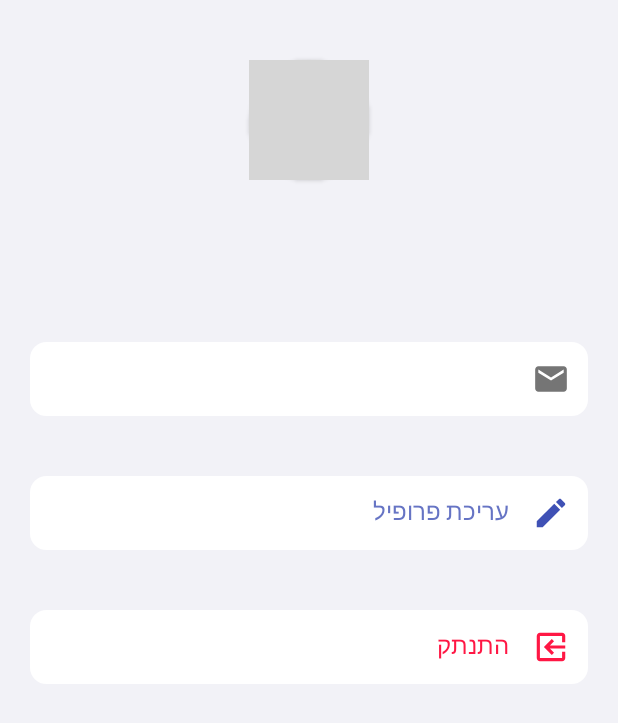
After one commit to UMenashe/Share-me, an Android app: the user_page screen opened directly, with no data from a screen before it, on a phone screen of 412 x 824 dp. The commit adds this screen. Shown: the top 723 px of the screen. Run offline under Robolectric (Android 15) with nearby library versions, the phone set to English and light mode, and no system bars; our stand-ins replace Firebase (no records; nobody signed in at launch, a user with empty details on screens opened directly), Picasso; grey boxes are pictures that could not be loaded.

```diff
--- a/app/src/main/AndroidManifest.xml
+++ b/app/src/main/AndroidManifest.xml
@@ -9,6 +9,9 @@
         android:roundIcon="@mipmap/ic_launcher_round"
         android:supportsRtl="true"
         android:theme="@style/Theme.ShareMe">
+        <activity
+            android:name=".user_page"
+            android:exported="false" />
         <activity
             android:name=".list_display"
             android:exported="false" />
--- /dev/null
+++ b/app/src/main/java/com/example/shareme/user_page.java
@@ -0,0 +1,58 @@
+package com.example.shareme;
+
+import androidx.appcompat.app.AppCompatActivity;
+
+import android.os.Bundle;
+import android.view.View;
+import android.widget.ImageView;
+import android.widget.LinearLayout;
+import android.widget.TextView;
+import android.widget.Toast;
+
+import com.google.firebase.auth.FirebaseAuth;
+import com.google.firebase.auth.FirebaseUser;
+import com.squareup.picasso.Picasso;
+
+public class user_page extends AppCompatActivity implements View.OnClickListener {
+
+    FirebaseAuth mAuth;
+    FirebaseUser currentUser;
+    TextView username,useremail;
+    ImageView userImage;
+    LinearLayout btnedit,btnlogout;
+    @Override
+    protected void onCreate(Bundle savedInstanceState) {
+        super.onCreate(savedInstanceState);
+        setContentView(R.layout.activity_user_page);
+        if (getSupportActionBar() != null) {
+            getSupportActionBar().hide();
+        }
+
+        mAuth = FirebaseAuth.getInstance();
+        currentUser = mAuth.getCurrentUser();
+        username = findViewById(R.id.username);
+        useremail = findViewById(R.id.useremail);
+        userImage = findViewById(R.id.userImage);
+        btnlogout = findViewById(R.id.btnlogout);
+        btnedit = findViewById(R.id.btnedit);
+        btnedit.setOnClickListener(this);
+        btnlogout.setOnClickListener(this);
+        username.setText(currentUser.getDisplayName());
+        useremail.setText(currentUser.getEmail());
+        Picasso.get().load(currentUser.getPhotoUrl()).into(userImage);
+    }
+
+    public void userLogout(){
+        mAuth.signOut();
+    }
+
+    @Override
+    public void onClick(View v) {
+        if(v == btnedit){
+            Toast.makeText(this,"btnedit", Toast.LENGTH_SHORT).show();
+        }
+        if (v == btnlogout){
+            userLogout();
+        }
+    }
+}
--- /dev/null
+++ b/app/src/main/res/drawable/ic_baseline_email_24.xml
@@ -0,0 +1,5 @@
+<vector android:autoMirrored="true" android:height="24dp"
+    android:tint="?attr/colorControlNormal" android:viewportHeight="24"
+    android:viewportWidth="24" android:width="24dp" xmlns:android="http://schemas.android.com/apk/res/android">
+    <path android:fillColor="@android:color/white" android:pathData="M20,4L4,4c-1.1,0 -1.99,0.9 -1.99,2L2,18c0,1.1 0.9,2 2,2h16c1.1,0 2,-0.9 2,-2L22,6c0,-1.1 -0.9,-2 -2,-2zM20,8l-8,5 -8,-5L4,6l8,5 8,-5v2z"/>
+</vector>
--- /dev/null
+++ b/app/src/main/res/drawable/ic_baseline_logout.xml
@@ -0,0 +1,5 @@
+<vector android:autoMirrored="true" android:height="24dp"
+    android:tint="?attr/colorControlNormal" android:viewportHeight="24"
+    android:viewportWidth="24" android:width="24dp" xmlns:android="http://schemas.android.com/apk/res/android">
+    <path android:fillColor="@android:color/white" android:pathData="M10.09,15.59L11.5,17l5,-5 -5,-5 -1.41,1.41L12.67,11H3v2h9.67l-2.58,2.59zM19,3H5c-1.11,0 -2,0.9 -2,2v4h2V5h14v14H5v-4H3v4c0,1.1 0.89,2 2,2h14c1.1,0 2,-0.9 2,-2V5c0,-1.1 -0.9,-2 -2,-2z"/>
+</vector>
--- /dev/null
+++ b/app/src/main/res/drawable/ic_baseline_share_24.xml
@@ -0,0 +1,5 @@
+<vector android:autoMirrored="true" android:height="24dp"
+    android:tint="?attr/colorControlNormal" android:viewportHeight="24"
+    android:viewportWidth="24" android:width="24dp" xmlns:android="http://schemas.android.com/apk/res/android">
+    <path android:fillColor="@android:color/white" android:pathData="M18,16.08c-0.76,0 -1.44,0.3 -1.96,0.77L8.91,12.7c0.05,-0.23 0.09,-0.46 0.09,-0.7s-0.04,-0.47 -0.09,-0.7l7.05,-4.11c0.54,0.5 1.25,0.81 2.04,0.81 1.66,0 3,-1.34 3,-3s-1.34,-3 -3,-3 -3,1.34 -3,3c0,0.24 0.04,0.47 0.09,0.7L8.04,9.81C7.5,9.31 6.79,9 6,9c-1.66,0 -3,1.34 -3,3s1.34,3 3,3c0.79,0 1.5,-0.31 2.04,-0.81l7.12,4.16c-0.05,0.21 -0.08,0.43 -0.08,0.65 0,1.61 1.31,2.92 2.92,2.92 1.61,0 2.92,-1.31 2.92,-2.92s-1.31,-2.92 -2.92,-2.92z"/>
+</vector>
--- /dev/null
+++ b/app/src/main/res/drawable/ic_baseline_supervisor_account_24.xml
@@ -0,0 +1,5 @@
+<vector android:autoMirrored="true" android:height="24dp"
+    android:tint="?attr/colorControlNormal" android:viewportHeight="24"
+    android:viewportWidth="24" android:width="24dp" xmlns:android="http://schemas.android.com/apk/res/android">
+    <path android:fillColor="@android:color/white" android:pathData="M16.5,12c1.38,0 2.49,-1.12 2.49,-2.5S17.88,7 16.5,7C15.12,7 14,8.12 14,9.5s1.12,2.5 2.5,2.5zM9,11c1.66,0 2.99,-1.34 2.99,-3S10.66,5 9,5C7.34,5 6,6.34 6,8s1.34,3 3,3zM16.5,14c-1.83,0 -5.5,0.92 -5.5,2.75L11,19h11v-2.25c0,-1.83 -3.67,-2.75 -5.5,-2.75zM9,13c-2.33,0 -7,1.17 -7,3.5L2,19h7v-2.25c0,-0.85 0.33,-2.34 2.37,-3.47C10.5,13.1 9.66,13 9,13z"/>
+</vector>
--- a/app/src/main/res/layout/activity_list_display.xml
+++ b/app/src/main/res/layout/activity_list_display.xml
@@ -17,6 +17,7 @@
             app:navigationIcon="?attr/actionModeCloseDrawable"
             app:title="my list"
             app:subtitle="last update 18:24"
+            app:menu="@menu/top_app_bar"
             app:subtitleCentered="true"
             app:titleCentered="true"
             style="@style/Widget.MaterialComponents.Toolbar.PrimarySurface"
--- /dev/null
+++ b/app/src/main/res/layout/activity_user_page.xml
@@ -0,0 +1,139 @@
+<?xml version="1.0" encoding="utf-8"?>
+<androidx.constraintlayout.widget.ConstraintLayout xmlns:android="http://schemas.android.com/apk/res/android"
+    xmlns:app="http://schemas.android.com/apk/res-auto"
+    xmlns:tools="http://schemas.android.com/tools"
+    android:layout_width="match_parent"
+    android:layout_height="match_parent"
+    tools:context=".user_page">
+
+    <LinearLayout
+        android:layout_width="match_parent"
+        android:layout_height="match_parent"
+        android:background="#f2f2f7"
+        android:orientation="vertical">
+        <androidx.cardview.widget.CardView
+            android:layout_width="80dp"
+            android:layout_height="80dp"
+            android:elevation="12dp"
+            android:layout_marginTop="40dp"
+            android:layout_gravity="center"
+            app:cardCornerRadius="40dp"
+            android:layout_centerHorizontal="true">
+            <ImageView
+                android:id="@+id/userImage"
+                android:layout_width="match_parent"
+                android:layout_height="match_parent"
+                android:layout_gravity="center"
+                android:src="@drawable/userprofile"
+                />
+        </androidx.cardview.widget.CardView>
+
+        <TextView
+            android:id="@+id/username"
+            android:layout_width="wrap_content"
+            android:layout_gravity="center"
+            android:layout_margin="25dp"
+            android:layout_height="wrap_content"
+            android:textStyle="bold"
+            android:textSize="20dp"
+            android:text="TextView" />
+
+        <LinearLayout
+            android:layout_width= "match_parent"
+            android:layout_height="wrap_content"
+            android:background="@drawable/shaperadius"
+            android:layout_marginHorizontal="20dp"
+            android:layout_marginVertical="30dp"
+            android:backgroundTintMode="screen"
+            android:backgroundTint="@color/white"
+            android:gravity="center_vertical"
+            android:layoutDirection="rtl"
+            android:orientation="horizontal"
+            android:padding="12dp">
+
+            <ImageView
+                android:layout_width="25dp"
+                android:layout_height="25dp"
+                android:tint="@color/gray_600"
+                android:contentDescription="share"
+                android:src="@drawable/ic_baseline_email_24"
+                tools:ignore="UseAppTint" />
+
+            <TextView
+                android:layout_width="wrap_content"
+                android:layout_height="match_parent"
+                android:id="@+id/useremail"
+                android:layout_marginStart="15dp"
+                android:layout_marginEnd="25dp"
+                android:text="example@gmail.com"
+                android:textColor="@color/gray_600"
+                android:textSize="15sp"/>
+        </LinearLayout>
+        <LinearLayout
+            android:layout_width= "match_parent"
+            android:layout_height="wrap_content"
+            android:id="@+id/btnedit"
+            android:background="@drawable/shaperadius"
+            android:backgroundTintMode="screen"
+            android:backgroundTint="@color/white"
+            android:layout_marginVertical="10dp"
+            android:layout_marginHorizontal="20dp"
+            android:clickable="true"
+            android:focusable="true"
+            android:gravity="center_vertical"
+            android:layoutDirection="rtl"
+            android:orientation="horizontal"
+            android:padding="12dp">
+
+            <ImageView
+                android:layout_width="25dp"
+                android:layout_height="25dp"
+                android:tint="#3F51B5"
+                android:contentDescription="share"
+                android:src="@drawable/ic_baseline_edit_24"
+                tools:ignore="UseAppTint" />
+
+            <TextView
+                android:layout_width="wrap_content"
+                android:layout_height="match_parent"
+                android:layout_marginStart="15dp"
+                android:layout_marginEnd="25dp"
+                android:text="עריכת פרופיל"
+                android:textColor="#CB3F51B5"
+                android:textSize="16sp"/>
+        </LinearLayout>
+
+        <LinearLayout
+            android:layout_width= "match_parent"
+            android:layout_height="wrap_content"
+            android:background="@drawable/shaperadius"
+            android:backgroundTintMode="screen"
+            android:id="@+id/btnlogout"
+            android:backgroundTint="@color/white"
+            android:layout_marginVertical="30dp"
+            android:layout_marginHorizontal="20dp"
+            android:clickable="true"
+            android:focusable="true"
+            android:layoutDirection="rtl"
+            android:orientation="horizontal"
+            android:padding="12dp">
+
+            <ImageView
+                android:layout_width="25dp"
+                android:layout_height="25dp"
+                android:tint="#FF1744"
+                android:contentDescription="share"
+                android:src="@drawable/ic_baseline_logout"
+                tools:ignore="UseAppTint" />
+
+            <TextView
+                android:layout_width="wrap_content"
+                android:layout_height="match_parent"
+                android:layout_marginStart="15dp"
+                android:layout_marginEnd="25dp"
+                android:text="התנתק"
+                android:textColor="#FF1744"
+                android:textSize="16sp"/>
+        </LinearLayout>
+    </LinearLayout>
+</androidx.constraintlayout.widget.ConstraintLayout>
```
Also changed, not shown: app/src/main/java/com/example/shareme/MainActivity.java (+12 -4 lines), app/src/main/java/com/example/shareme/list_display.java (+74 -5 lines), app/src/main/res/layout/activity_main.xml (+6 -5 lines), app/src/main/res/layout/share_dialog.xml (added, +72 -0 lines), app/src/main/res/menu/top_app_bar.xml (added, +11 -0 lines).
